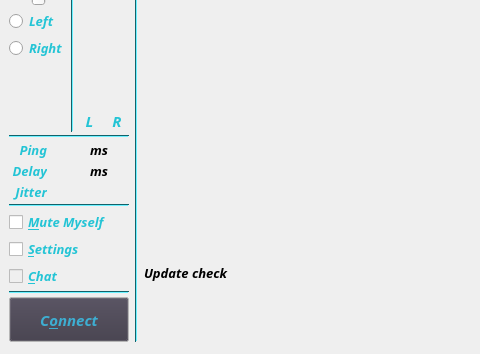
Old version of the form src/clientdlgbase.ui in the repository ignotus666/jamulus; both pictures show x 0 to 480 and y 243 to 597 of the 817 by 597 pixel window.
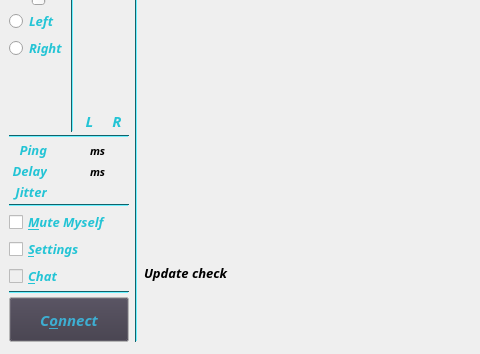
New version of the form. Icons and pictures are not drawn. Custom widgets are drawn as their Qt base class.

```diff
--- a/src/clientdlgbase.ui
+++ b/src/clientdlgbase.ui
@@ -2284,7 +2284,7 @@
                 <property name="font">
                  <font>
                   <family>IDroid</family>
-                  <pointsize>10</pointsize>
+                  <pointsize>8</pointsize>
                   <weight>75</weight>
                   <italic>true</italic>
                   <bold>true</bold>
@@ -2293,6 +2293,9 @@
                 <property name="text">
                  <string>ms</string>
                 </property>
+                <property name="alignment">
+                 <set>Qt::AlignBottom|Qt::AlignLeading|Qt::AlignLeft</set>
+                </property>
                </widget>
               </item>
               <item row="1" column="1">
@@ -2340,7 +2343,7 @@
                 <property name="font">
                  <font>
                   <family>IDroid</family>
-                  <pointsize>10</pointsize>
+                  <pointsize>8</pointsize>
                   <weight>75</weight>
                   <italic>true</italic>
                   <bold>true</bold>
@@ -2349,6 +2352,9 @@
                 <property name="text">
                  <string>ms</string>
                 </property>
+                <property name="alignment">
+                 <set>Qt::AlignBottom|Qt::AlignLeading|Qt::AlignLeft</set>
+                </property>
                </widget>
               </item>
               <item row="1" column="3">
```
